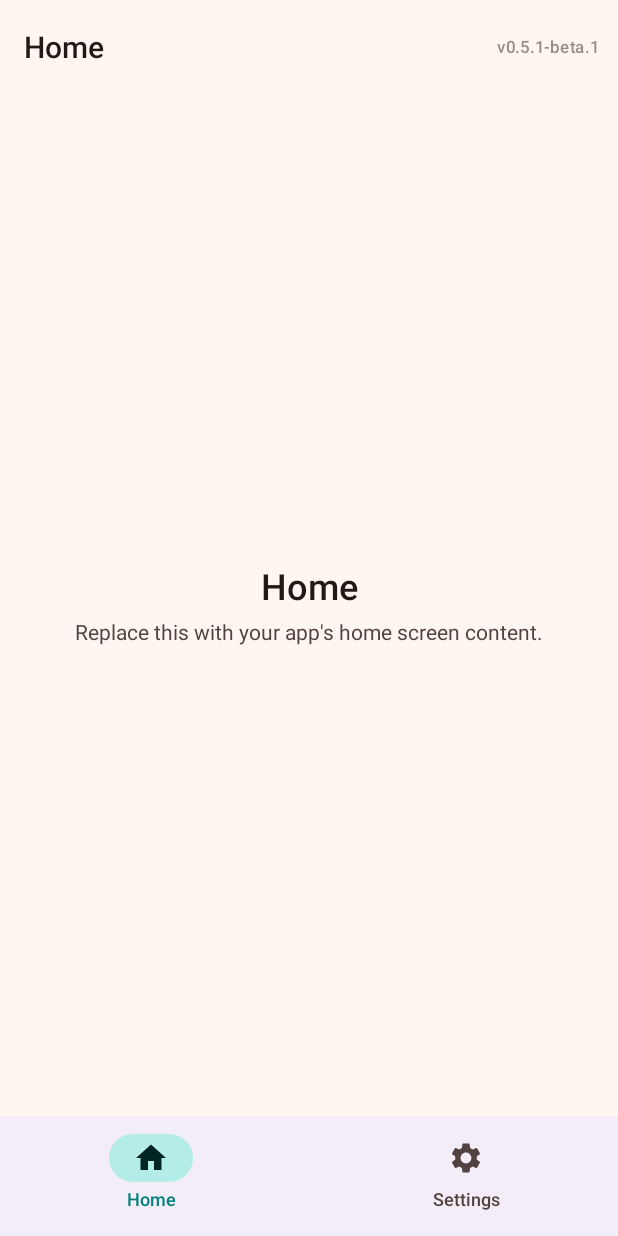
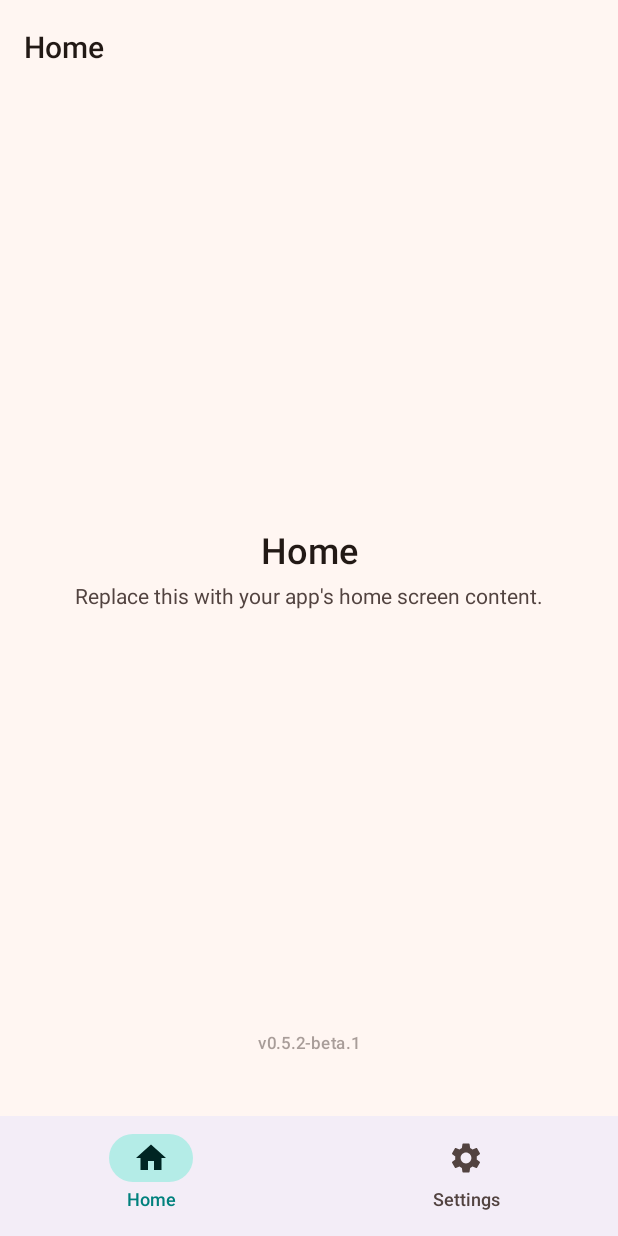
Before and after one commit to mapgie/Android-App-Template, an Android app built with Jetpack Compose: the HomeScreen screen opened through its navigation route, on a phone screen of 412 x 824 dp. Run offline under Robolectric (Android 15) with nearby library versions, the phone set to English and light mode, and no system bars; our stand-ins replace Dagger/Hilt's generated code; libraries missing offline, so code that uses them is left out: androidx.hilt.work.

Commit message:
Move version number to home screen footer
Removes the version label from the TopAppBar actions slot and replaces
it with a full-width TextButton footer at the bottom of the screen,
matching the GoFlo and GaMeD pattern.

Co-Authored-By: Claude Sonnet 4.6 <noreply@anthropic.com>
Claude-Session: https://claude.ai/code/session_0113JUG3ga1AoRCZ8Fh8vSik

```diff
--- a/app/build.gradle.kts
+++ b/app/build.gradle.kts
@@ -14,8 +14,8 @@ android {
         applicationId = "com.example.myapp"
         minSdk = 26
         targetSdk = 34
-        versionCode = 7
-        versionName = "0.5.1-beta.1"
+        versionCode = 8
+        versionName = "0.5.2-beta.1"
     }
 
     signingConfigs {
--- a/app/src/main/java/com/example/myapp/ui/screens/home/HomeScreen.kt
+++ b/app/src/main/java/com/example/myapp/ui/screens/home/HomeScreen.kt
@@ -1,14 +1,15 @@
 package com.example.myapp.ui.screens.home
 
-import androidx.compose.foundation.clickable
-import androidx.compose.foundation.layout.Arrangement
 import androidx.compose.foundation.layout.Column
+import androidx.compose.foundation.layout.Spacer
 import androidx.compose.foundation.layout.fillMaxSize
+import androidx.compose.foundation.layout.fillMaxWidth
 import androidx.compose.foundation.layout.padding
 import androidx.compose.material3.ExperimentalMaterial3Api
 import androidx.compose.material3.MaterialTheme
 import androidx.compose.material3.Scaffold
 import androidx.compose.material3.Text
+import androidx.compose.material3.TextButton
 import androidx.compose.material3.TopAppBar
 import androidx.compose.runtime.Composable
 import androidx.compose.runtime.getValue
@@ -19,9 +20,6 @@ import androidx.compose.runtime.setValue
 import androidx.compose.ui.Alignment
 import androidx.compose.ui.Modifier
 import androidx.compose.ui.platform.LocalContext
-import androidx.compose.ui.semantics.Role
-import androidx.compose.ui.semantics.role
-import androidx.compose.ui.semantics.semantics
 import androidx.compose.ui.unit.dp
 import com.example.myapp.BuildConfig
 import com.example.myapp.ui.screens.settings.ChangelogDialog
@@ -35,20 +33,7 @@ fun HomeScreen() {
 
     Scaffold(
         topBar = {
-            TopAppBar(
-                title = { Text("Home") },
-                actions = {
-                    Text(
-                        text     = "v${BuildConfig.VERSION_NAME}",
-                        style    = MaterialTheme.typography.labelSmall,
-                        color    = MaterialTheme.colorScheme.onSurfaceVariant.copy(alpha = 0.6f),
-                        modifier = Modifier
-                            .padding(end = 8.dp)
-                            .semantics { role = Role.Button }
-                            .clickable { showChangelog = true },
-                    )
-                },
-            )
+            TopAppBar(title = { Text("Home") })
         }
     ) { innerPadding ->
         Column(
@@ -56,9 +41,9 @@ fun HomeScreen() {
                 .fillMaxSize()
                 .padding(innerPadding)
                 .padding(24.dp),
-            verticalArrangement = Arrangement.Center,
             horizontalAlignment = Alignment.CenterHorizontally,
         ) {
+            Spacer(Modifier.weight(1f))
             Text(
                 text  = "Home",
                 style = MaterialTheme.typography.headlineMedium,
@@ -69,6 +54,17 @@ fun HomeScreen() {
                 color    = MaterialTheme.colorScheme.onSurfaceVariant,
                 modifier = Modifier.padding(top = 8.dp),
             )
+            Spacer(Modifier.weight(1f))
+            TextButton(
+                onClick  = { showChangelog = true },
+                modifier = Modifier.fillMaxWidth(),
+            ) {
+                Text(
+                    text  = "v${BuildConfig.VERSION_NAME}",
+                    style = MaterialTheme.typography.labelSmall,
+                    color = MaterialTheme.colorScheme.onSurfaceVariant.copy(alpha = 0.5f),
+                )
+            }
         }
     }
 
```
Also changed, not shown: 1 other file.
